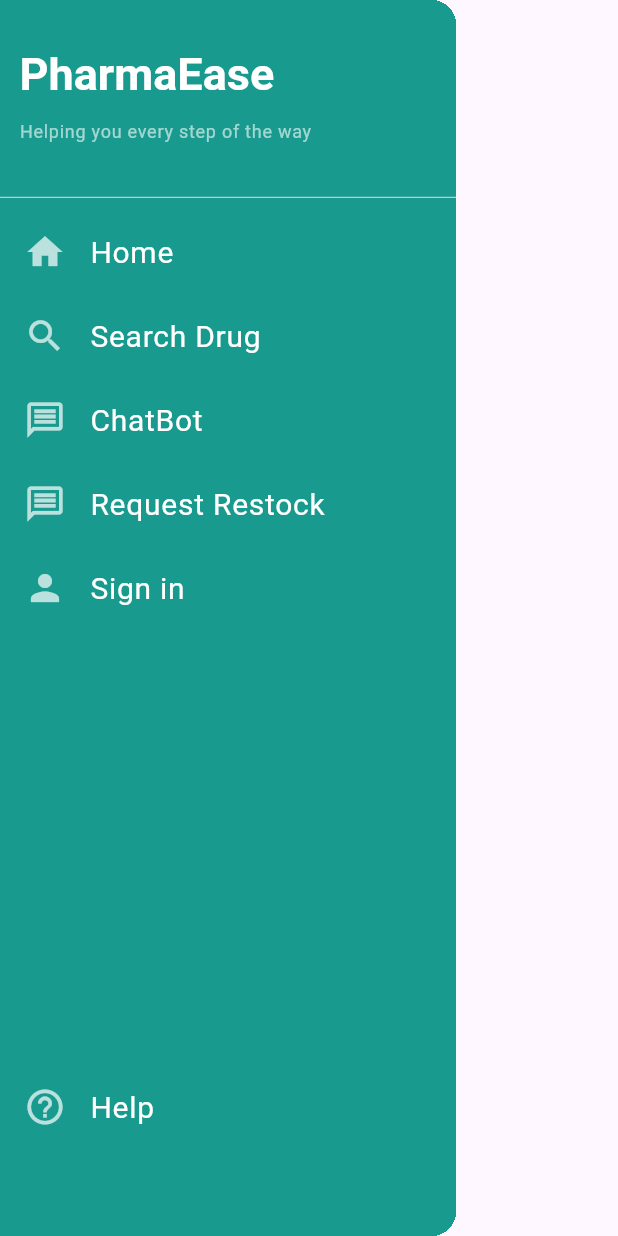
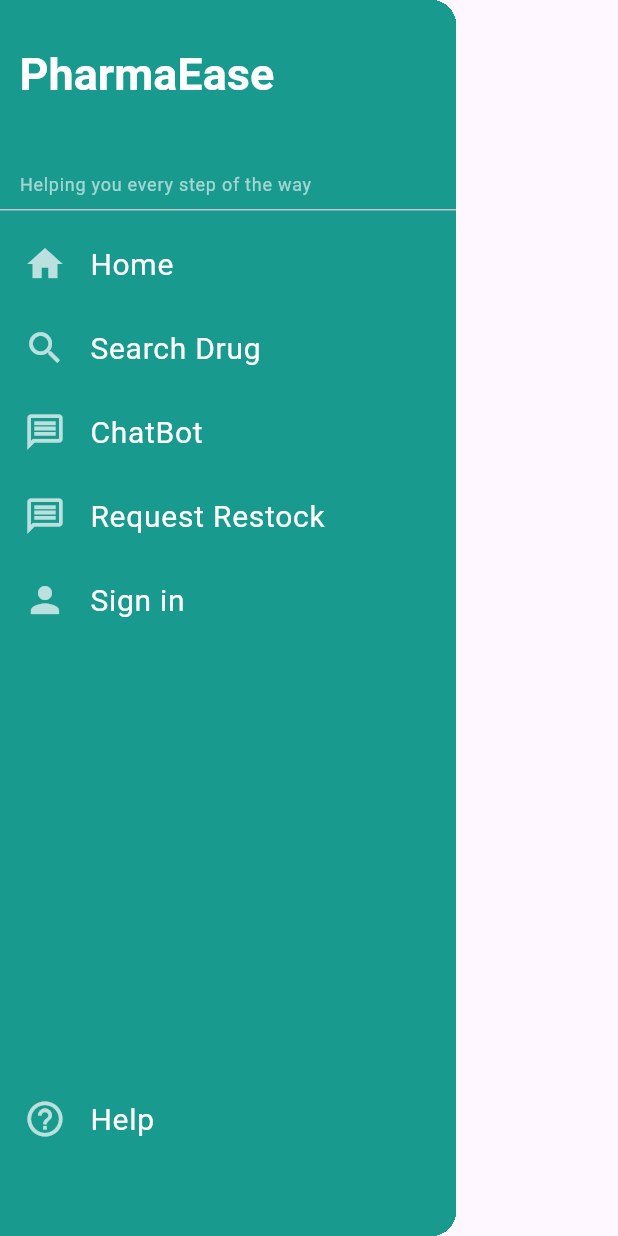
Before and after one commit to YaraShehadeh/pharma_ease, a Flutter app: the SideMenu widget shown alone on an empty page, opened directly, on a phone screen of 412 x 824 dp. Run offline on Flutter 3.47's test engine with Material 3 defaults, Android fonts, the phone set to English and light mode, and no system bars; our stand-ins replace google_fonts, google_maps_flutter, location; missing offline and left inert: flutter_barcode_scanner.

Commit message:
Modified responsiveness in Medicine details in both containers [Is carried in and View Drug Alternatives]. Modified responsiveness in Sidemenu

```diff
--- a/lib/src/ui/screens/medicine_details_screen.dart
+++ b/lib/src/ui/screens/medicine_details_screen.dart
@@ -191,7 +191,7 @@ class _MedicineDetailsScreenState extends State<MedicineDetailsScreen> {
                 mainAxisAlignment: MainAxisAlignment.start,
                 children: [
                   Container(
-                    width: 350,
+                    width: MediaQuery.of(context).size.width*0.9,
                     padding: const EdgeInsets.symmetric(
                         horizontal: 17, vertical: 17),
                     decoration: BoxDecoration(
@@ -285,7 +285,7 @@ class _MedicineDetailsScreenState extends State<MedicineDetailsScreen> {
                 mainAxisAlignment: MainAxisAlignment.start,
                 children: [
                   Container(
-                    width: 350,
+                    width:  MediaQuery.of(context).size.width*0.9,
                     padding: const EdgeInsets.symmetric(
                         horizontal: 17, vertical: 17),
                     decoration: BoxDecoration(
--- a/lib/src/ui/widgets/side_menu.dart
+++ b/lib/src/ui/widgets/side_menu.dart
@@ -15,12 +15,13 @@ class SideMenu extends StatelessWidget {
           children: [
               // height: 120,
               Container(
-                height:140,
+                height:MediaQuery.of(context).size.height*0.18,
                 child: DrawerHeader(
                     padding: const EdgeInsetsDirectional.only(top: 30, start: 13),
                   decoration: BoxDecoration(
                     color:pharmaGreenColor,
                   ),
+                    child: Flexible(
                       child: Column(
                         crossAxisAlignment: CrossAxisAlignment.start,
                         children: [
@@ -34,11 +35,9 @@ class SideMenu extends StatelessWidget {
                                     color: Colors.white,
                                     fontSize: 30),
                           ),
-                        const SizedBox(
-                          height: 10,
-                        ),
+                          const Spacer(),
                           Padding(
-                          padding: const EdgeInsets.only(bottom: 8.0),
+                            padding: const EdgeInsets.only(bottom: 7.0),
                             child: Text(
                                 "Helping you every step of the way",
                                 style: TextStyle(
@@ -52,6 +51,7 @@ class SideMenu extends StatelessWidget {
 
 
                         ],
+                      ),
                     ),
 
                 ),
```
Lines whose indentation alone changed are shown as unchanged.
